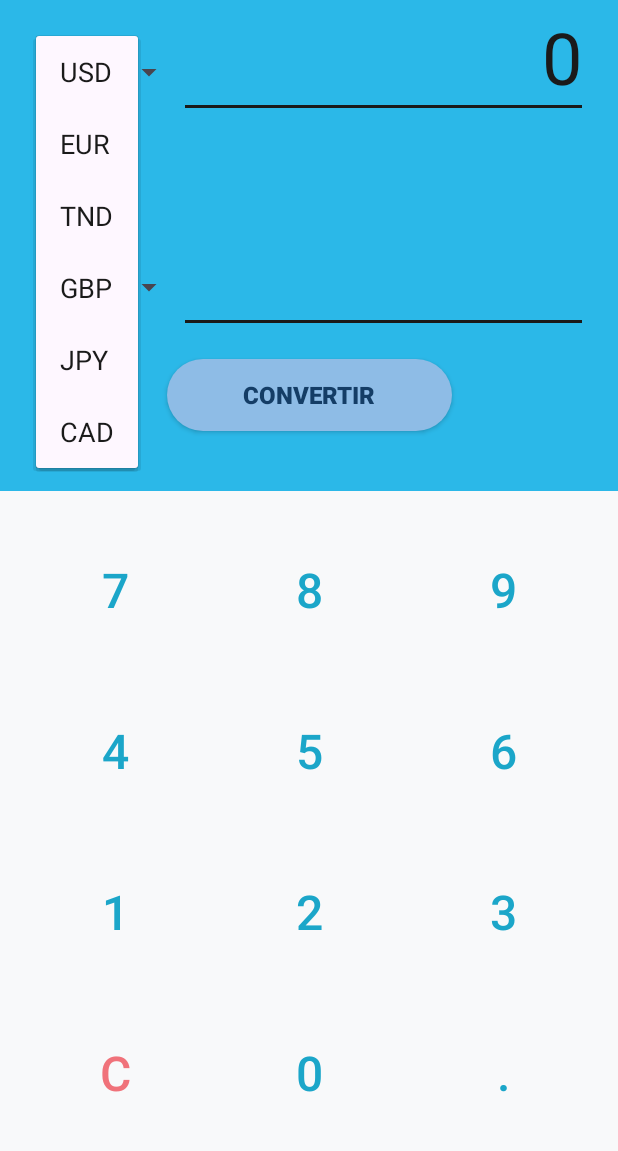
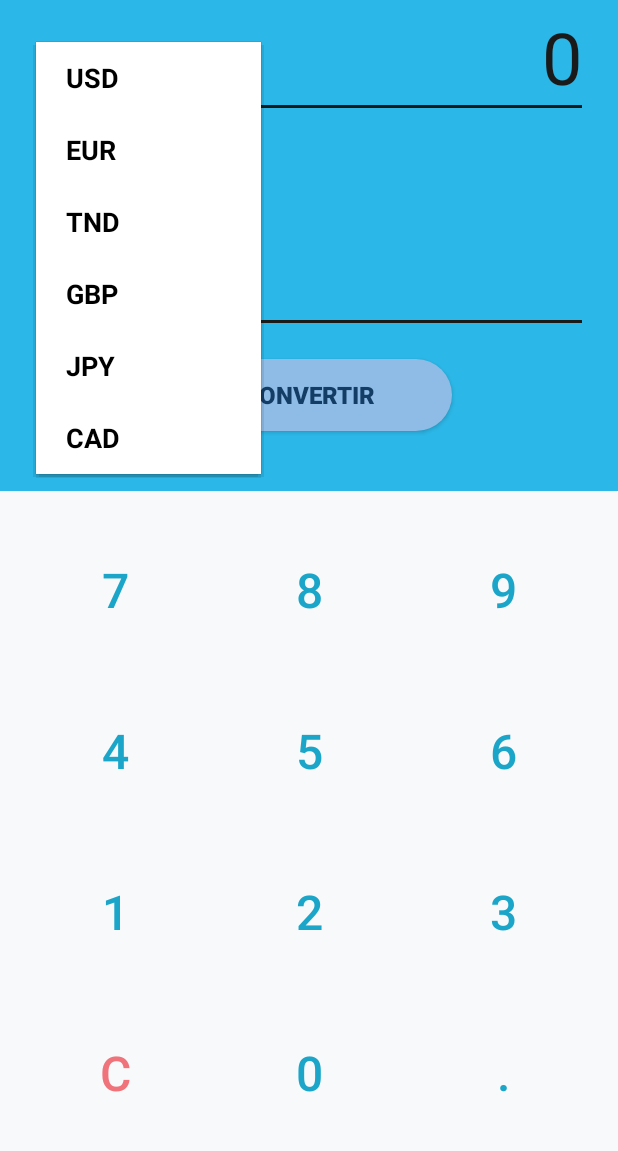
Before and after one commit to YASSINE181/TP-Android-Kotlin-Convertisseur-de-devises, an Android app: the screen it shows after launch (MainActivity), after a tap on "USD", on a phone screen of 412 x 824 dp, the part 65-1216 px from its top. Run offline under Robolectric (Android 15) with nearby library versions, the phone set to English and light mode, and no system bars.

Commit message:
feat: conversion en temps reel et affichage visible du menu des devises

```diff
--- a/app/src/main/res/layout/activity_main.xml
+++ b/app/src/main/res/layout/activity_main.xml
@@ -37,12 +37,15 @@
             app:layout_constraintEnd_toEndOf="parent" />
 
         <!-- Devise source (ex. USD) -->
-        <Spinner
+        <androidx.appcompat.widget.AppCompatSpinner
             android:id="@+id/spDeviseSource"
             android:layout_width="wrap_content"
             android:layout_height="wrap_content"
             android:minHeight="48dp"
             android:spinnerMode="dropdown"
+            android:popupBackground="@color/white"
+            android:dropDownWidth="150dp"
+            android:dropDownVerticalOffset="4dp"
             app:layout_constraintStart_toStartOf="parent"
             app:layout_constraintTop_toBottomOf="@id/tvTitre"
             app:layout_constraintBottom_toTopOf="@id/btnInverser" />
@@ -85,12 +88,15 @@
             app:layout_constraintBottom_toTopOf="@id/spDeviseCible" />
 
         <!-- Devise cible (ex. EUR) -->
-        <Spinner
+        <androidx.appcompat.widget.AppCompatSpinner
             android:id="@+id/spDeviseCible"
             android:layout_width="wrap_content"
             android:layout_height="wrap_content"
             android:minHeight="48dp"
             android:spinnerMode="dropdown"
+            android:popupBackground="@color/white"
+            android:dropDownWidth="150dp"
+            android:dropDownVerticalOffset="4dp"
             app:layout_constraintStart_toStartOf="parent"
             app:layout_constraintTop_toBottomOf="@id/btnInverser"
             app:layout_constraintBottom_toTopOf="@id/btnConvertir" />
--- a/app/src/main/res/layout/spinner_dropdown_item.xml
+++ b/app/src/main/res/layout/spinner_dropdown_item.xml
@@ -2,10 +2,12 @@
 <TextView xmlns:android="http://schemas.android.com/apk/res/android"
     android:id="@android:id/text1"
     android:layout_width="match_parent"
-    android:layout_height="?android:attr/listPreferredItemHeightSmall"
+    android:layout_height="48dp"
     android:gravity="center_vertical"
-    android:paddingStart="16dp"
-    android:paddingEnd="16dp"
-    android:textColor="@color/texte_affichage"
+    android:paddingStart="20dp"
+    android:paddingEnd="20dp"
+    android:background="@color/white"
+    android:textColor="@color/black"
     android:textSize="18sp"
+    android:textStyle="bold"
     android:singleLine="true" />
```
Also changed, not shown: app/src/main/java/com/example/currencyconverter/MainActivity.kt (+32 -19 lines).
